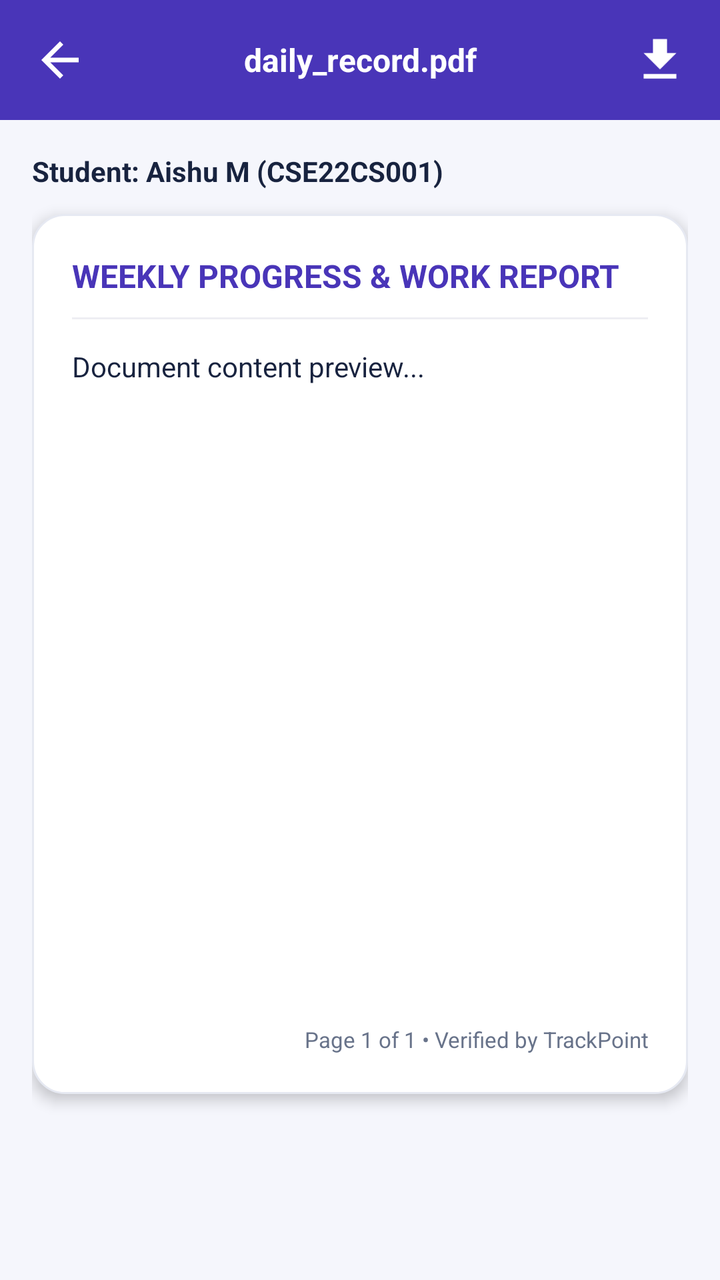
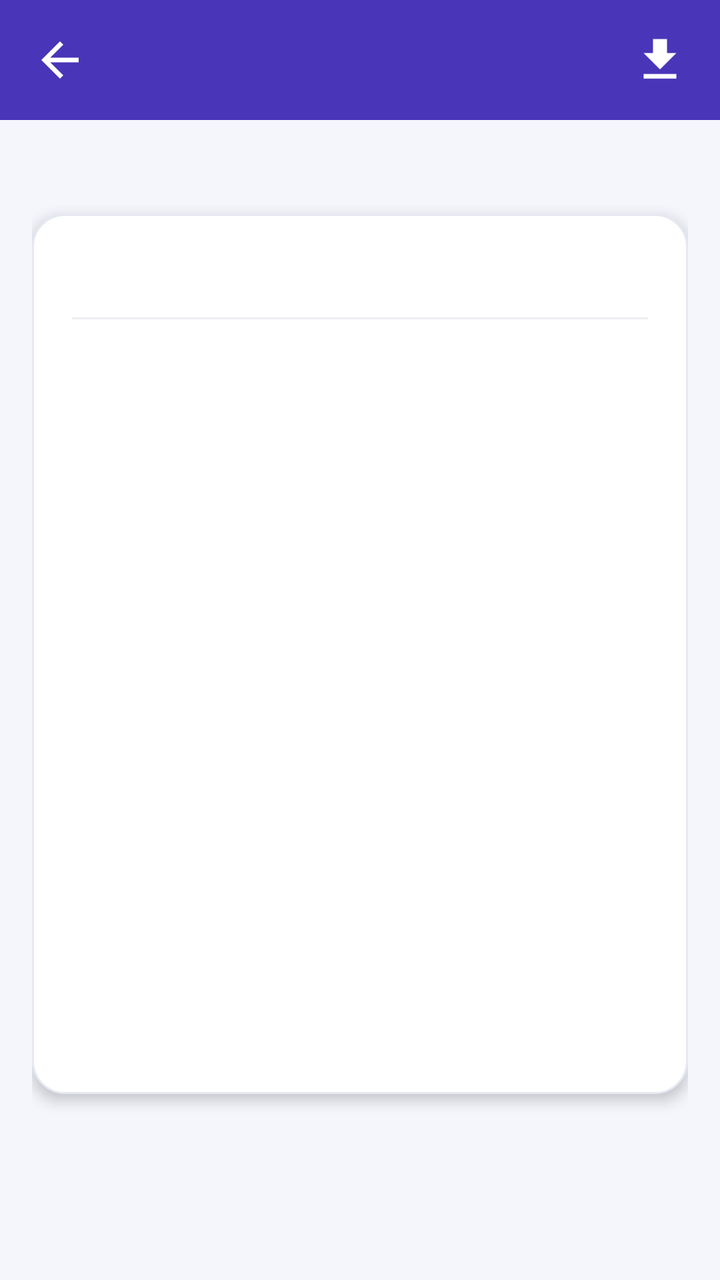

Compare the two renders of this Android layout. The source of the first and the diff that turns it into the second are given below.
<!-- AndroidManifest.xml: application theme Theme.TrackPoint -->
<!-- res/layout/activity_staff_file_viewer.xml -->
<?xml version="1.0" encoding="utf-8"?>

<LinearLayout xmlns:android="http://schemas.android.com/apk/res/android"
    xmlns:app="http://schemas.android.com/apk/res-auto"
    android:id="@+id/main"
    android:layout_width="match_parent"
    android:layout_height="match_parent"
    android:orientation="vertical"
    android:background="#4935B8"
    android:fitsSystemWindows="true">

    
    <LinearLayout
        android:layout_width="match_parent"
        android:layout_height="60dp"
        android:orientation="horizontal"
        android:gravity="center_vertical"
        android:paddingStart="16dp"
        android:paddingEnd="16dp"
        android:background="#4935B8">

        <ImageView
            android:id="@+id/btnBack"
            android:layout_width="28dp"
            android:layout_height="28dp"
            android:src="@drawable/back_symbol"
            app:tint="@color/white"
            android:contentDescription="Back" />

        <TextView
            android:id="@+id/txtViewerFileName"
            android:layout_width="0dp"
            android:layout_height="wrap_content"
            android:layout_weight="1"
            android:text="daily_record.pdf"
            android:textColor="@color/white"
            android:textSize="16sp"
            android:textStyle="bold"
            android:gravity="center"
            android:singleLine="true" />

        <ImageView
            android:id="@+id/btnViewerDownload"
            android:layout_width="28dp"
            android:layout_height="28dp"
            android:src="@drawable/ic_download"
            app:tint="@color/white"
            android:contentDescription="Download" />

    </LinearLayout>

    
    <ScrollView
        android:layout_width="match_parent"
        android:layout_height="0dp"
        android:layout_weight="1"
        android:fillViewport="true"
        android:background="#F5F6FC">

        <LinearLayout
            android:layout_width="match_parent"
            android:layout_height="wrap_content"
            android:orientation="vertical"
            android:padding="16dp">

            <TextView
                android:id="@+id/txtViewerStudent"
                android:layout_width="wrap_content"
                android:layout_height="wrap_content"
                android:text="Student: Aishu M (CSE22CS001)"
                android:textSize="14sp"
                android:textStyle="bold"
                android:textColor="#18233F"
                android:layout_marginBottom="12dp" />

            
            <LinearLayout
                android:layout_width="match_parent"
                android:layout_height="440dp"
                android:orientation="vertical"
                android:background="@drawable/action_card"
                android:elevation="4dp"
                android:padding="20dp">

                <TextView
                    android:id="@+id/txtDocHeader"
                    android:layout_width="wrap_content"
                    android:layout_height="wrap_content"
                    android:text="WEEKLY PROGRESS &amp; WORK REPORT"
                    android:textSize="16sp"
                    android:textStyle="bold"
                    android:textColor="#4935B8"
                    android:layout_marginBottom="10dp" />

                <View
                    android:layout_width="match_parent"
                    android:layout_height="1dp"
                    android:background="#EEEEF3"
                    android:layout_marginBottom="14dp" />

                <TextView
                    android:id="@+id/txtDocBody"
                    android:layout_width="match_parent"
                    android:layout_height="0dp"
                    android:layout_weight="1"
                    android:text="Document content preview..."
                    android:textSize="14sp"
                    android:lineSpacingExtra="4dp"
                    android:textColor="#18233F" />

                <TextView
                    android:id="@+id/txtDocFooter"
                    android:layout_width="match_parent"
                    android:layout_height="wrap_content"
                    android:gravity="end"
                    android:text="Page 1 of 1 • Verified by TrackPoint"
                    android:textSize="11sp"
                    android:textColor="#68738A" />

            </LinearLayout>

        </LinearLayout>

    </ScrollView>

</LinearLayout>
<!-- resources referenced by this layout -->
<resources>
  <color name="white">#FFFFFFFF</color>
  <!-- drawable action_card (drawable) -->
  <shape xmlns:android="http://schemas.android.com/apk/res/android">
      <solid android:color="#FFFFFF"/>
      <stroke android:width="1dp" android:color="#E6E9F2"/>
      <corners android:radius="16dp"/>
  </shape>
  <!-- drawable back_symbol (drawable) -->
  <vector xmlns:android="http://schemas.android.com/apk/res/android" android:autoMirrored="true" android:height="24dp" android:tint="#000000" android:viewportHeight="24" android:viewportWidth="24" android:width="24dp">
        
      <path android:fillColor="@android:color/white" android:pathData="M20,11H7.83l5.59,-5.59L12,4l-8,8 8,8 1.41,-1.41L7.83,13H20v-2z"/>
      
  </vector>
  <!-- drawable ic_download (drawable) -->
  <vector xmlns:android="http://schemas.android.com/apk/res/android" android:height="24dp" android:tint="#000000" android:viewportHeight="24" android:viewportWidth="24" android:width="24dp">
        
      <path android:fillColor="@android:color/white" android:pathData="M19,9h-4V3H9v6H5l7,7 7,-7zM5,18v2h14v-2H5z"/>
      
  </vector>
  <style name="Theme.TrackPoint" parent="Base.Theme.TrackPoint" />
  <style name="Base.Theme.TrackPoint" parent="Theme.Material3.DayNight.NoActionBar">
          
          
      </style>
</resources>

<!-- the commit's change to res/layout/activity_staff_file_viewer.xml (unified diff, before → after) -->
@@ -32,7 +32,6 @@
             android:layout_width="0dp"
             android:layout_height="wrap_content"
             android:layout_weight="1"
-            android:text="daily_record.pdf"
             android:textColor="@color/white"
             android:textSize="16sp"
             android:textStyle="bold"
@@ -67,7 +66,6 @@
                 android:id="@+id/txtViewerStudent"
                 android:layout_width="wrap_content"
                 android:layout_height="wrap_content"
-                android:text="Student: Aishu M (CSE22CS001)"
                 android:textSize="14sp"
                 android:textStyle="bold"
                 android:textColor="#18233F"
@@ -86,7 +84,6 @@
                     android:id="@+id/txtDocHeader"
                     android:layout_width="wrap_content"
                     android:layout_height="wrap_content"
-                    android:text="WEEKLY PROGRESS &amp; WORK REPORT"
                     android:textSize="16sp"
                     android:textStyle="bold"
                     android:textColor="#4935B8"
@@ -103,7 +100,6 @@
                     android:layout_width="match_parent"
                     android:layout_height="0dp"
                     android:layout_weight="1"
-                    android:text="Document content preview..."
                     android:textSize="14sp"
                     android:lineSpacingExtra="4dp"
                     android:textColor="#18233F" />
@@ -113,7 +109,6 @@
                     android:layout_width="match_parent"
                     android:layout_height="wrap_content"
                     android:gravity="end"
-                    android:text="Page 1 of 1 • Verified by TrackPoint"
                     android:textSize="11sp"
                     android:textColor="#68738A" />
 
